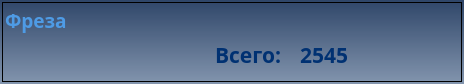
Above: client/GUI/ui/widgets/widget_select_group.ui from komrade2801/AutoSklad before the change. Below: the same form after it.
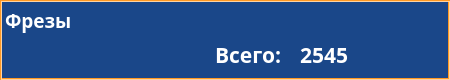
That is the form after the change. Icons and pictures are not drawn.

The edit to the form file:
```diff
--- a/client/GUI/ui/widgets/widget_select_group.ui
+++ b/client/GUI/ui/widgets/widget_select_group.ui
@@ -6,16 +6,31 @@
    <rect>
     <x>0</x>
     <y>0</y>
-    <width>464</width>
-    <height>84</height>
+    <width>450</width>
+    <height>80</height>
    </rect>
   </property>
   <property name="windowTitle">
    <string>widget_select_group</string>
   </property>
   <property name="styleSheet">
-   <string notr="true">background-color: qlineargradient(spread:pad, x1:0.5, y1:0, x2:0.5, y2:1, stop:0 rgba(47, 70, 105, 255), stop:1 rgba(131, 149, 174, 255));
-border-color: rgb(0, 255, 0);</string>
+   <string notr="true">QWidget{
+	background-color: #1A4789;
+}
+QLabel {
+	background: none;
+	color: #FFFFFF;
+	border-width: 0px;
+	border-radius: 0px;
+}
+#background {
+	color: #FFFFFF;
+	background-color: #1A4789;
+	border-width: 2px;
+	border-style: groove;
+	border-color: #ff9923;
+	border-radius: 0px;
+}</string>
   </property>
   <widget class="QLabel" name="lbl_photo">
    <property name="geometry">
@@ -26,9 +41,6 @@
      <height>70</height>
     </rect>
    </property>
-   <property name="styleSheet">
-    <string notr="true">background-color: qlineargradient(spread:pad, x1:0, y1:0, x2:1, y2:0, stop:0 rgba(0, 0, 0, 0), stop:1 rgba(255, 255, 255, 0));</string>
-   </property>
    <property name="text">
     <string/>
    </property>
@@ -44,7 +56,7 @@
     <rect>
      <x>5</x>
      <y>5</y>
-     <width>451</width>
+     <width>430</width>
      <height>31</height>
     </rect>
    </property>
@@ -56,10 +68,6 @@
      <bold>true</bold>
     </font>
    </property>
-   <property name="styleSheet">
-    <string notr="true">color: rgb(78, 155, 229);
-background-color: qlineargradient(spread:pad, x1:0, y1:0, x2:1, y2:0, stop:0 rgba(0, 0, 0, 0), stop:1 rgba(255, 255, 255, 0));</string>
-   </property>
    <property name="frameShape">
     <enum>QFrame::NoFrame</enum>
    </property>
@@ -73,7 +81,7 @@
     <number>0</number>
    </property>
    <property name="text">
-    <string>Фреза</string>
+    <string>Фрезы</string>
    </property>
    <property name="textFormat">
     <enum>Qt::AutoText</enum>
@@ -94,18 +102,15 @@
     <bool>false</bool>
    </property>
   </widget>
-  <widget class="QLabel" name="label">
+  <widget class="QLabel" name="background">
    <property name="geometry">
     <rect>
-     <x>2</x>
-     <y>2</y>
-     <width>460</width>
+     <x>0</x>
+     <y>0</y>
+     <width>450</width>
      <height>80</height>
     </rect>
    </property>
-   <property name="styleSheet">
-    <string notr="true">background-color: qlineargradient(spread:pad, x1:0, y1:0, x2:1, y2:0, stop:0 rgba(0, 0, 0, 0), stop:1 rgba(255, 255, 255, 0));</string>
-   </property>
    <property name="frameShape">
     <enum>QFrame::StyledPanel</enum>
    </property>
@@ -139,10 +144,6 @@
    <property name="layoutDirection">
     <enum>Qt::LeftToRight</enum>
    </property>
-   <property name="styleSheet">
-    <string notr="true">color: rgb(0, 49, 114);
-background-color: qlineargradient(spread:pad, x1:0, y1:0, x2:1, y2:0, stop:0 rgba(0, 0, 0, 0), stop:1 rgba(255, 255, 255, 0));</string>
-   </property>
    <property name="text">
     <string>Всего:</string>
    </property>
@@ -170,15 +171,11 @@
    <property name="layoutDirection">
     <enum>Qt::LeftToRight</enum>
    </property>
-   <property name="styleSheet">
-    <string notr="true">color: rgb(0, 49, 114);
-background-color: qlineargradient(spread:pad, x1:0, y1:0, x2:1, y2:0, stop:0 rgba(0, 0, 0, 0), stop:1 rgba(255, 255, 255, 0));</string>
-   </property>
    <property name="text">
     <string>2545</string>
    </property>
   </widget>
-  <zorder>label</zorder>
+  <zorder>background</zorder>
   <zorder>lbl_photo</zorder>
   <zorder>name</zorder>
   <zorder>lbl_count</zorder>
```
